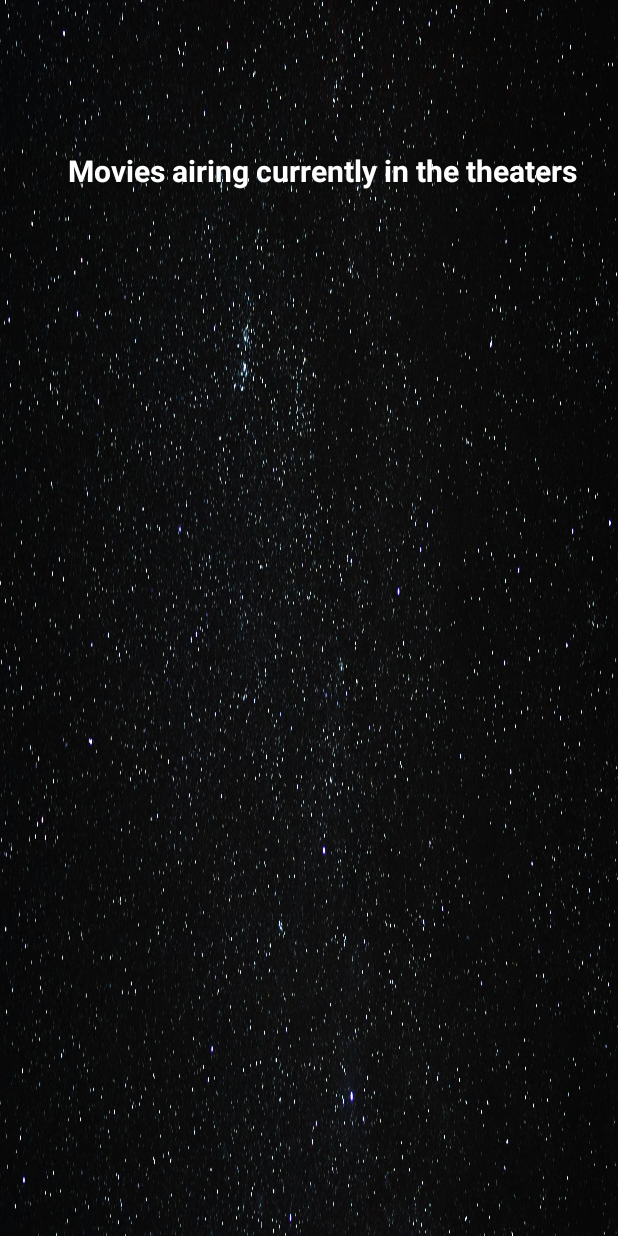
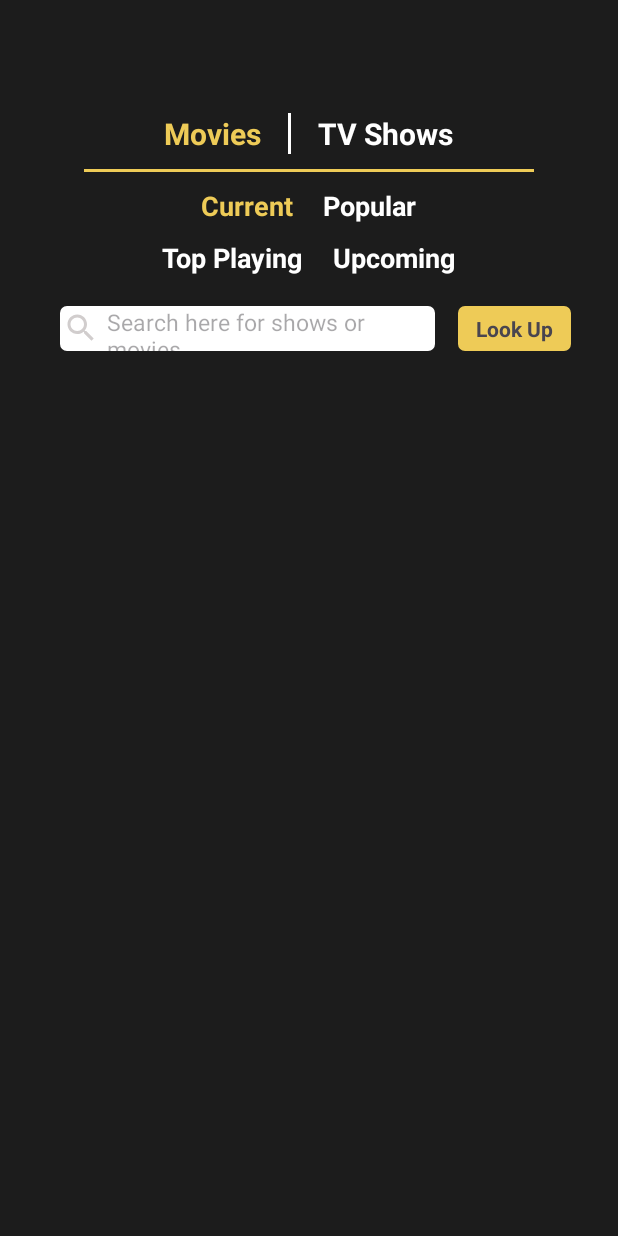
Before and after one commit to Tismikael/MovieBlockbuster, an Android app: the layout activity_main.xml on its own in the app's theme, with its tools: preview values and no code run, on a phone screen of 412 x 824 dp. Run offline under Robolectric (Android 15) with nearby library versions, the phone set to English and light mode, and no system bars.

Commit message:
updated main activity

```diff
--- a/app/src/main/java/com/example/movieblockbuster/MainActivity.java
+++ b/app/src/main/java/com/example/movieblockbuster/MainActivity.java
@@ -2,25 +2,49 @@ package com.example.movieblockbuster;
 
 import android.annotation.SuppressLint;
 import android.os.Bundle;
+import android.widget.LinearLayout;
+import android.widget.TextView;
 
 import androidx.activity.EdgeToEdge;
 import androidx.appcompat.app.AppCompatActivity;
+import androidx.constraintlayout.widget.ConstraintLayout;
 import androidx.core.graphics.Insets;
 import androidx.core.view.ViewCompat;
 import androidx.core.view.WindowInsetsCompat;
 
+import org.w3c.dom.Text;
+
 public class MainActivity extends AppCompatActivity {
+
+    private MovieView movieView;
+    private TVShowView tvshowView;
+
+    private TextView movie;
+    private TextView tvshow;
+
+    private enum Tab {
+        MOVIE, TVSHOW
+    }
+
 
     @SuppressLint("MissingInflatedId")
     @Override
     protected void onCreate(Bundle savedInstanceState) {
         super.onCreate(savedInstanceState);
         EdgeToEdge.enable(this);
-        setContentView(R.layout.movie_info);
-        ViewCompat.setOnApplyWindowInsetsListener(findViewById(R.id.movie), (v, insets) -> {
-            Insets systemBars = insets.getInsets(WindowInsetsCompat.Type.systemBars());
-            v.setPadding(systemBars.left, systemBars.top, systemBars.right, systemBars.bottom);
-            return insets;
-        });
+        setContentView(R.layout.activity_main);
+//        ViewCompat.setOnApplyWindowInsetsListener(findViewById(R.id.main), (v, insets) -> {
+//            Insets systemBars = insets.getInsets(WindowInsetsCompat.Type.systemBars());
+//            v.setPadding(systemBars.left, systemBars.top, systemBars.right, systemBars.bottom);
+//            return insets;
+//        });
+
+
+//        LinearLayout main = findViewById(R.id.main);
+
+
+
+
+
     }
 }
--- /dev/null
+++ b/app/src/main/java/com/example/movieblockbuster/MovieView.java
@@ -0,0 +1,60 @@
+package com.example.movieblockbuster;
+
+import android.content.Context;
+import android.view.LayoutInflater;
+import android.view.View;
+import android.widget.ImageView;
+import android.widget.LinearLayout;
+import android.widget.TextView;
+import com.squareup.picasso.Picasso;
+
+public class MovieView extends LinearLayout {
+
+
+    public MovieView(Context context) {
+        super(context);
+        init();
+    }
+
+    private void init() {
+        this.setOrientation(LinearLayout.VERTICAL);
+    }
+
+    public void addMovie(Film film){
+
+        // Inflate layout
+        View movieItem= LayoutInflater.from(getContext()).inflate(R.layout.movie_info, this, false);
+
+        // create Views
+        TextView titleView = findViewById(R.id.film_title);
+        TextView categoryView = findViewById(R.id.category);
+        TextView releaseDateView = findViewById(R.id.release_date);
+        TextView durationView = findViewById(R.id.duration);
+        ImageView imageView = findViewById(R.id.poster);
+        TextView descriptionView = findViewById(R.id.description);
+        TextView ratingView = findViewById(R.id.rating);
+
+        TextView readAllView = findViewById(R.id.readAll);
+
+        // set Views values
+        titleView.setText(film.getTitle());
+        categoryView.setText(film.getCategory());
+        releaseDateView.setText(film.getReleaseDate());
+        durationView.setText(film.getDuration());
+        Picasso.get().load(film.getImageUrl()).into(imageView);
+        descriptionView.setText(film.getDescription());
+        ratingView.setText("" + film.getRating());
+
+        // Set up "Read All" functionality
+        readAllView.setOnClickListener(v -> {
+            if (readAllView.getText().equals("Read All")){
+                descriptionView.setMaxLines(Integer.MAX_VALUE);
+                readAllView.setText("Read less");
+            } else {
+                descriptionView.setMaxLines(4);
+                readAllView.setText("Read All");
+            }
+        });
+
+    }
+}
--- a/app/src/main/java/com/example/movieblockbuster/FilmView.java
+++ b/app/src/main/java/com/example/movieblockbuster/TVShowView.java
@@ -1,32 +1,27 @@
 package com.example.movieblockbuster;
 
 import android.content.Context;
-import android.media.Image;
 import android.view.LayoutInflater;
 import android.view.View;
 import android.widget.ImageView;
 import android.widget.LinearLayout;
 import android.widget.TextView;
+
 import com.squareup.picasso.Picasso;
 
-import org.w3c.dom.Text;
-
-public class FilmView extends LinearLayout {
+public class TVShowView extends LinearLayout {
 
 
-    public FilmView(Context context) {
+    public TVShowView(Context context) {
         super(context);
         init();
     }
 
-    private void init() {
-        this.setOrientation(LinearLayout.VERTICAL);
-    }
+    private void init() { this.setOrientation(LinearLayout.VERTICAL);}
 
-    public void addFilm(Film film){
-
+    public void addTvShow(Film film){
         // Inflate layout
-        View filmItem= LayoutInflater.from(getContext()).inflate(R.layout.movie_info, this, false);
+        View movieItem= LayoutInflater.from(getContext()).inflate(R.layout.movie_info, this, false);
 
         // create Views
         TextView titleView = findViewById(R.id.film_title);
@@ -58,6 +53,5 @@ public class FilmView extends LinearLayout {
                 readAllView.setText("Read All");
             }
         });
-
     }
 }
--- /dev/null
+++ b/app/src/main/res/drawable/button.xml
@@ -0,0 +1,38 @@
+<?xml version="1.0" encoding="utf-8"?>
+<shape xmlns:android="http://schemas.android.com/apk/res/android">
+        <corners android:radius="4dp" />
+        <solid android:color="@color/black" />
+        <stroke
+            android:width="1dp"
+            android:color="@color/light_gray" />
+
+</shape>
+
+<!--<?xml version="1.0" encoding="utf-8"?>-->
+<!--        <shape xmlns:android="http://schemas.android.com/apk/res/android">-->
+<!--        <corners android:radius="12dp" />-->
+<!--        <solid android:color="@color/white" />-->
+
+<!--</shape>-->
+
+<!--    <?xml version="1.0" encoding="utf-8"?>-->
+<!--<shape xmlns:android="http://schemas.android.com/apk/res/android">-->
+<!--<corners android:radius="10dp" />-->
+<!--<solid android:color="@color/white" />-->
+<!--<stroke-->
+<!--    android:width="1dp"-->
+<!--    android:color="@color/white" />-->
+
+<!--</shape>-->
+
+
+
+
+    <!--<?xml version="1.0" encoding="utf-8"?>-->
+    <!--<shape xmlns:android="http://schemas.android.com/apk/res/android">-->
+    <!--    <corners android:radius="10dp" />-->
+    <!--&lt;!&ndash;    <stroke&ndash;&gt;-->
+    <!--&lt;!&ndash;        android:width="1dp" />&ndash;&gt;-->
+
+    <!--</shape>-->
+    <!--    -->
--- /dev/null
+++ b/app/src/main/res/drawable/search.xml
@@ -0,0 +1,5 @@
+<vector xmlns:android="http://schemas.android.com/apk/res/android" android:height="24dp"  android:viewportHeight="24" android:viewportWidth="24" android:width="24dp">
+
+    <path android:fillColor="@color/light_gray" android:pathData="M15.5,14h-0.79l-0.28,-0.27C15.41,12.59 16,11.11 16,9.5 16,5.91 13.09,3 9.5,3S3,5.91 3,9.5 5.91,16 9.5,16c1.61,0 3.09,-0.59 4.23,-1.57l0.27,0.28v0.79l5,4.99L20.49,19l-4.99,-5zM9.5,14C7.01,14 5,11.99 5,9.5S7.01,5 9.5,5 14,7.01 14,9.5 11.99,14 9.5,14z"/>
+
+</vector>
--- /dev/null
+++ b/app/src/main/res/drawable/search_result.xml
@@ -0,0 +1,9 @@
+<?xml version="1.0" encoding="utf-8"?>
+<shape xmlns:android="http://schemas.android.com/apk/res/android">
+    <corners android:radius="4dp" />
+    <solid android:color="@color/star_yellow" />
+    <stroke
+        android:width="1dp"
+        android:color="@color/star_yellow" />
+
+</shape>
--- a/app/src/main/res/layout/activity_main.xml
+++ b/app/src/main/res/layout/activity_main.xml
@@ -1,76 +1,229 @@
 <?xml version="1.0" encoding="utf-8"?>
-<androidx.constraintlayout.widget.ConstraintLayout xmlns:android="http://schemas.android.com/apk/res/android"
-    xmlns:app="http://schemas.android.com/apk/res-auto"
+<LinearLayout xmlns:android="http://schemas.android.com/apk/res/android"    xmlns:app="http://schemas.android.com/apk/res-auto"
     xmlns:tools="http://schemas.android.com/tools"
     android:id="@+id/main"
     android:layout_width="match_parent"
     android:layout_height="match_parent"
-    android:background="@drawable/space"
-    tools:context=".MainActivity">
+    android:background="@color/dark_gray"
+    android:orientation="vertical">
+
+<!--    Main Groups-->
+    <LinearLayout
+        android:id="@+id/categories"
+        android:layout_width="wrap_content"
+        android:layout_height="wrap_content"
+        android:layout_marginTop="75dp"
+        android:layout_gravity="center"
+        android:orientation="horizontal">
+
+        <TextView
+            android:id="@+id/movies_category"
+            android:layout_width="wrap_content"
+            android:layout_height="wrap_content"
+            android:text="Movies"
+            android:textColor="@color/star_yellow"
+            android:textStyle="bold"
+            android:textSize="20sp"
+            android:layout_marginEnd="10dp"/>
+
+        <View
+            android:layout_width="2dp"
+            android:layout_height="match_parent"
+            android:layout_marginHorizontal="8dp"
+            android:background="@color/white" />
 
 
         <TextView
-        android:layout_width="match_parent"
-        android:layout_height="match_parent"
-        app:layout_constraintStart_toStartOf="parent"
-        app:layout_constraintEnd_toEndOf="parent"
-        app:layout_constraintTop_toTopOf="parent"
-        android:layout_marginTop="100dp"
-        android:layout_marginStart="45dp"
-        android:text="@string/playing_now"
+            android:id="@+id/tvshow_category"
+            android:layout_width="wrap_content"
+            android:layout_height="wrap_content"
+            android:text="TV Shows"
             android:textColor="@color/white"
             android:textStyle="bold"
             android:textSize="20sp"
-        android:visibility="visible"/>
+            android:layout_marginStart="10dp"/>
+
+
+
+    </LinearLayout>
+
+    <View
+        android:layout_width="300dp"
+        android:layout_height="2dp"
+        android:layout_gravity="center"
+        android:layout_marginVertical="10dp"
+        android:background="@color/star_yellow" />
+
+    <!--    MOVIES OPTIONS-->
+    <LinearLayout
+        android:id="@+id/movie_options"
+        android:layout_width="match_parent"
+        android:layout_height="wrap_content"
+        android:orientation="vertical"
+        android:visibility="visible">
+
+        <LinearLayout
+            android:id="@+id/movies_upperrow"
+            android:layout_width="match_parent"
+            android:layout_height="wrap_content"
+            android:gravity="center"
+            android:orientation="horizontal"
+            android:layout_marginBottom="10dp">
 
             <TextView
+                android:layout_width="wrap_content"
+                android:layout_height="wrap_content"
+                android:text="Current"
+                android:textColor="@color/star_yellow"
+                android:textStyle="bold"
+                android:textSize="18sp"
+                android:layout_marginEnd="10dp"/>
+
+            <TextView
+                android:layout_width="wrap_content"
+                android:layout_height="wrap_content"
+                android:text="Popular"
+                android:textColor="@color/white"
+                android:textSize="18sp"
+                android:textStyle="bold"
+                android:layout_marginStart="10dp"/>
+
+        </LinearLayout>
+
+        <LinearLayout
+            android:id="@+id/movies_lowerarrow"
             android:layout_width="match_parent"
-        android:layout_height="match_parent"
-        app:layout_constraintStart_toStartOf="parent"
-        app:layout_constraintEnd_toEndOf="parent"
-        app:layout_constraintTop_toTopOf="parent"
-        android:layout_marginTop="100dp"
-        android:layout_marginStart="50dp"
-        android:text="@string/popular_movies"
+            android:layout_height="wrap_content"
+            android:gravity="center"
+            android:orientation="horizontal"
+            android:layout_marginBottom="20dp">
+
+            <TextView
+                android:layout_width="wrap_content"
+                android:layout_height="wrap_content"
+                android:text="Top Playing"
                 android:textColor="@color/white"
                 android:textStyle="bold"
-        android:textSize="23sp"
-        android:visibility="invisible"/>
+                android:textSize="18sp"
+                android:layout_marginEnd="10dp"/>
 
             <TextView
-        android:layout_width="match_parent"
-        android:layout_height="match_parent"
-        app:layout_constraintStart_toStartOf="parent"
-        app:layout_constraintEnd_toEndOf="parent"
-        app:layout_constraintTop_toTopOf="parent"
-        android:layout_marginTop="100dp"
-        android:layout_marginStart="100dp"
-        android:text="@string/top_playing"
+                android:layout_width="wrap_content"
+                android:layout_height="wrap_content"
+                android:text="Upcoming"
                 android:textColor="@color/white"
                 android:textStyle="bold"
-        android:textSize="20sp"
-        android:visibility="invisible"/>
+                android:textSize="18sp"
+                android:layout_marginStart="10dp"/>
+
+        </LinearLayout>
+
+
+    </LinearLayout>
+
+    <!--    TV SHOWS OPTIONS -->
+
+    <LinearLayout
+        android:id="@+id/shows_options"
+        android:layout_width="match_parent"
+        android:layout_height="wrap_content"
+        android:orientation="vertical"
+        android:visibility="gone">
+
+        <LinearLayout
+            android:id="@+id/tvshow_upperrow"
+            android:layout_width="match_parent"
+            android:layout_height="wrap_content"
+            android:gravity="center"
+            android:orientation="horizontal"
+            android:layout_marginBottom="10dp">
 
             <TextView
+                android:layout_width="wrap_content"
+                android:layout_height="wrap_content"
+                android:text="Currently Airing"
+                android:textColor="@color/star_yellow"
+                android:textStyle="bold"
+                android:textSize="18sp"
+                android:layout_marginEnd="10dp"/>
+
+            <TextView
+                android:layout_width="wrap_content"
+                android:layout_height="wrap_content"
+                android:text="On The Air"
+                android:textColor="@color/white"
+                android:textSize="18sp"
+                android:textStyle="bold"
+                android:layout_marginStart="10dp"/>
+
+        </LinearLayout>
+
+        <LinearLayout
+            android:id="@+id/tvshow_lowerarrow"
             android:layout_width="match_parent"
-        android:layout_height="match_parent"
-        app:layout_constraintStart_toStartOf="parent"
-        app:layout_constraintEnd_toEndOf="parent"
-        app:layout_constraintTop_toTopOf="parent"
-        android:layout_marginTop="100dp"
-        android:layout_marginStart="45dp"
-        android:text="@string/upcoming_movies"
+            android:layout_height="wrap_content"
+            android:gravity="center"
+            android:orientation="horizontal"
+            android:layout_marginBottom="20dp">
+
+            <TextView
+                android:layout_width="wrap_content"
+                android:layout_height="wrap_content"
+                android:text="Popular"
                 android:textColor="@color/white"
                 android:textStyle="bold"
-        android:textSize="20sp"
-        android:visibility="invisible"/>
+                android:textSize="18sp"
+                android:layout_marginEnd="10dp"/>
+
+            <TextView
+                android:layout_width="wrap_content"
+                android:layout_height="wrap_content"
+                android:text="Top Rated"
+                android:textColor="@color/white"
+                android:textStyle="bold"
+                android:textSize="18sp"
+                android:layout_marginStart="10dp"/>
+
+        </LinearLayout>
+
+
+
+    </LinearLayout>
+
+    <LinearLayout
+        android:layout_width="wrap_content"
+        android:layout_height="wrap_content"
+        android:orientation="horizontal">
+
+        <EditText
+            android:layout_width="250dp"
+            android:layout_height="30dp"
+            android:layout_gravity="center"
+            android:background="@drawable/button"
+            android:backgroundTint="@color/white"
+            android:drawableStart="@drawable/search"
+            android:layout_marginStart="40dp"
+            android:paddingStart="2dp"
+            android:paddingEnd="1dp"
+            android:drawablePadding="5dp"
+            android:hint="@string/search_here_for_shows_or_movies"
+            android:textSize="15sp"/>
+
+        <TextView
+            android:layout_width="75dp"
+            android:layout_height="30dp"
+            android:layout_gravity="center"
+            android:layout_marginStart="15dp"
+            android:background="@drawable/search_result"
+            android:text="Look Up"
+            android:paddingTop="5dp"
+            android:textAlignment="center"
+            android:textStyle="bold" />
+
+
+    </LinearLayout>
 
 
 
 
-
-
-
-
-
-</androidx.constraintlayout.widget.ConstraintLayout>
+</LinearLayout>
--- a/app/src/main/res/values/colors.xml
+++ b/app/src/main/res/values/colors.xml
@@ -3,4 +3,6 @@
     <color name="black">#FF000000</color>
     <color name="white">#FFFFFFFF</color>
     <color name="star_yellow">#EECB57</color>
+    <color name="dark_gray">#1c1c1c</color>
+    <color name="light_gray">#d1cdcd</color>
 </resources>
--- a/app/src/main/res/values/strings.xml
+++ b/app/src/main/res/values/strings.xml
@@ -4,4 +4,9 @@
     <string name="popular_movies">Popular movies at the moment</string>
     <string name="top_playing">Top Playing Movies</string>
     <string name="upcoming_movies">Upcoming movies to look out for</string>
+    <string name="top_shows_airing">Top Shows Airing Today</string>
+    <string name="tv_shows_on_the_air">TV shows On The Air</string>
+    <string name="popular_right_now">Popular Right Now</string>
+    <string name="top_rated_tv_shows">Top Rated TV shows</string>
+    <string name="search_here_for_shows_or_movies">Search here for shows or movies</string>
 </resources>
```
Also changed, not shown: app/src/main/res/drawable/logo.png (deleted). Lines whose indentation alone changed are shown as unchanged.
